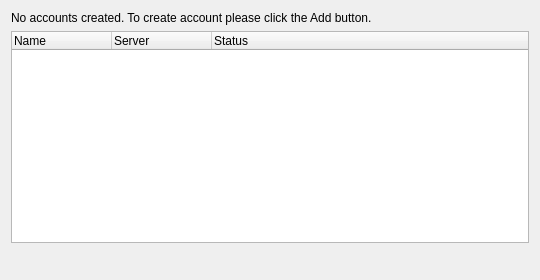
Before: the Qt Designer form src/accountmanage.ui in psi-im/psi, drawn with Qt 5.
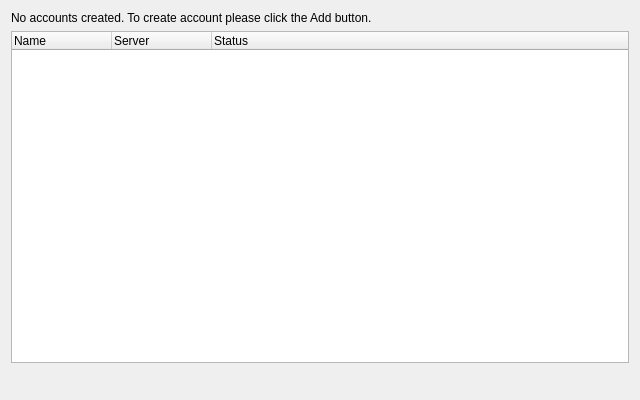
After: the same form once the commit is applied. Icons and pictures are not drawn. Custom widgets are drawn as their Qt base class.

Diff of the .ui file:
```diff
--- a/src/accountmanage.ui
+++ b/src/accountmanage.ui
@@ -6,8 +6,8 @@
    <rect>
     <x>0</x>
     <y>0</y>
-    <width>540</width>
-    <height>280</height>
+    <width>640</width>
+    <height>400</height>
    </rect>
   </property>
   <property name="windowTitle">
```
